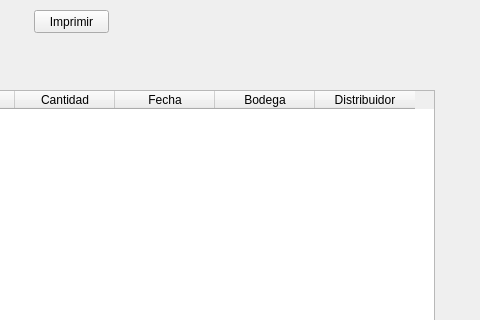
This is UI/Ui_registro_inventario.ui in piedrachin/proyecto as Qt 5 draws it before an edit; both pictures show x 226 to 706 and y 0 to 320 of the 706 by 423 pixel window. The edited form follows.
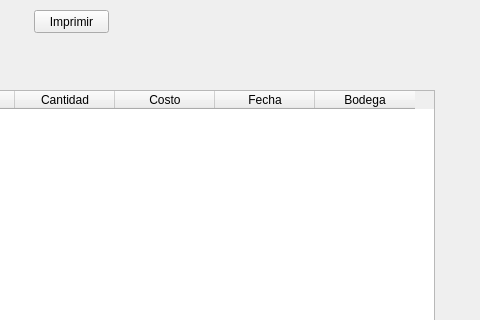
This is the edited form.

Patch:
```diff
--- a/UI/Ui_registro_inventario.ui
+++ b/UI/Ui_registro_inventario.ui
@@ -40,6 +40,11 @@
      <string>Cantidad</string>
     </property>
    </column>
+   <column>
+    <property name="text">
+     <string>Costo</string>
+    </property>
+   </column>
    <column>
     <property name="text">
      <string>Fecha</string>
@@ -50,11 +55,6 @@
      <string>Bodega</string>
     </property>
    </column>
-   <column>
-    <property name="text">
-     <string>Distribuidor</string>
-    </property>
-   </column>
   </widget>
   <widget class="QPushButton" name="btn_edita_linea">
    <property name="geometry">
```
